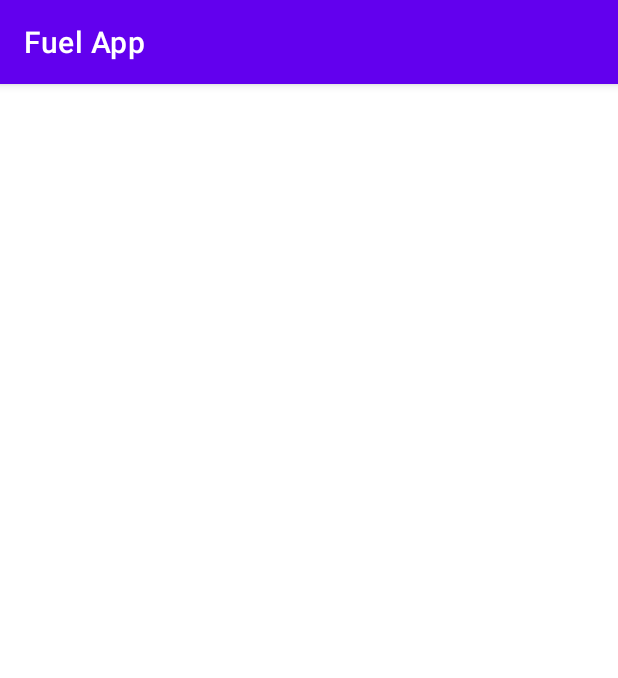
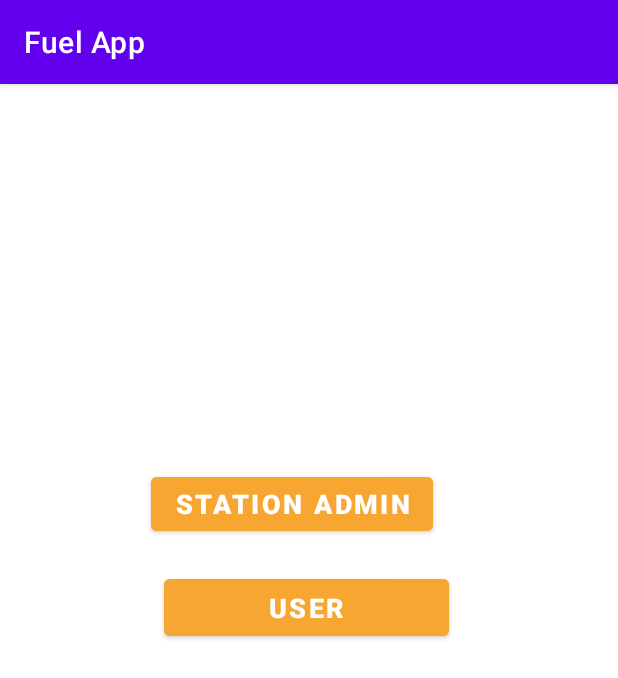
Before and after one commit to shanuka-prabodha/Fuel-app, an Android app: the RegisterActivity screen opened directly, with no data from a screen before it, on a phone screen of 412 x 824 dp. Shown: the top 678 px of the screen. Run offline under Robolectric (Android 15) with nearby library versions, the phone set to English and light mode, and no system bars.

Commit message:
register page linked

```diff
--- a/app/src/main/java/com/example/fuelapp/Register/RegisterActivity.java
+++ b/app/src/main/java/com/example/fuelapp/Register/RegisterActivity.java
@@ -2,15 +2,43 @@ package com.example.fuelapp.Register;
 
 import androidx.appcompat.app.AppCompatActivity;
 
+import android.content.Intent;
 import android.os.Bundle;
+import android.view.View;
+import android.widget.Button;
 
 import com.example.fuelapp.R;
 
 public class RegisterActivity extends AppCompatActivity {
 
+
+    private Button User;
+    private Button Stations;
+
     @Override
     protected void onCreate(Bundle savedInstanceState) {
         super.onCreate(savedInstanceState);
         setContentView(com.example.fuelapp.R.layout.activity_register);
+
+        User = findViewById(R.id.user);
+        Stations = findViewById(R.id.admin);
+
+        User.setOnClickListener(new View.OnClickListener() {
+            @Override
+            public void onClick(View v) {
+                Intent intent = new Intent(RegisterActivity.this, VehicleRegisterActivity.class);
+                startActivity(intent);
+            }
+        });
+
+        Stations.setOnClickListener(new View.OnClickListener() {
+            @Override
+            public void onClick(View v) {
+                Intent intent = new Intent(RegisterActivity.this, StationRegisterActivity.class);
+                startActivity(intent);
+            }
+        });
+
+
     }
 }
--- a/app/src/main/res/layout/activity_login.xml
+++ b/app/src/main/res/layout/activity_login.xml
@@ -256,7 +256,7 @@
             android:layout_width="wrap_content"
             android:layout_height="wrap_content"
             android:scaleType="centerCrop"
-            app:srcCompat="@drawable/profile1" />
+            tools:srcCompat="@drawable/profile1" />
     </androidx.cardview.widget.CardView>
 
     <androidx.cardview.widget.CardView
@@ -279,7 +279,7 @@
             android:layout_width="match_parent"
             android:layout_height="match_parent"
             android:scaleType="centerCrop"
-            app:srcCompat="@drawable/lock" />
+            tools:srcCompat="@drawable/lock" />
     </androidx.cardview.widget.CardView>
 
 
@@ -292,6 +292,6 @@
         app:layout_constraintHorizontal_bias="0.793"
         app:layout_constraintStart_toStartOf="parent"
         app:layout_constraintTop_toTopOf="parent"
-        app:srcCompat="@drawable/machine" />
+        tools:srcCompat="@drawable/machine" />
 
 </androidx.constraintlayout.widget.ConstraintLayout>
--- a/app/src/main/res/layout/activity_main.xml
+++ b/app/src/main/res/layout/activity_main.xml
@@ -15,7 +15,7 @@
         app:layout_constraintEnd_toEndOf="parent"
         app:layout_constraintStart_toStartOf="parent"
         app:layout_constraintTop_toTopOf="parent"
-        app:srcCompat="@drawable/machine" />
+        tools:srcCompat="@drawable/machine" />
 
     <TextView
         android:id="@+id/textView2"
--- a/app/src/main/res/layout/activity_register.xml
+++ b/app/src/main/res/layout/activity_register.xml
@@ -6,6 +6,37 @@
     android:layout_height="match_parent"
     tools:context=".Register.RegisterActivity">
 
+    <Button
+        android:id="@+id/user"
+        android:layout_width="190dp"
+        android:layout_height="50dp"
+        android:layout_marginTop="20dp"
+        android:backgroundTint="@color/orange_background"
+        android:text="User"
+        android:textColor="#FFFFFF"
+        android:textSize="18sp"
+        android:textStyle="bold"
+        app:layout_constraintEnd_toEndOf="parent"
+        app:layout_constraintHorizontal_bias="0.492"
+        app:layout_constraintStart_toStartOf="parent"
+        app:layout_constraintTop_toBottomOf="@+id/admin"
+        tools:ignore="MissingConstraints" />
+
+    <Button
+        android:id="@+id/admin"
+        android:layout_width="wrap_content"
+        android:layout_height="wrap_content"
+        android:layout_marginTop="256dp"
+        android:backgroundTint="@color/orange_background"
+        android:text="Station Admin"
+        android:textColor="#FFFFFF"
+        android:textSize="18sp"
+        android:textStyle="bold"
+        app:layout_constraintEnd_toEndOf="parent"
+        app:layout_constraintHorizontal_bias="0.448"
+        app:layout_constraintStart_toStartOf="parent"
+        app:layout_constraintTop_toTopOf="parent"
+        tools:ignore="MissingConstraints" />
 
 
 </androidx.constraintlayout.widget.ConstraintLayout>
```
